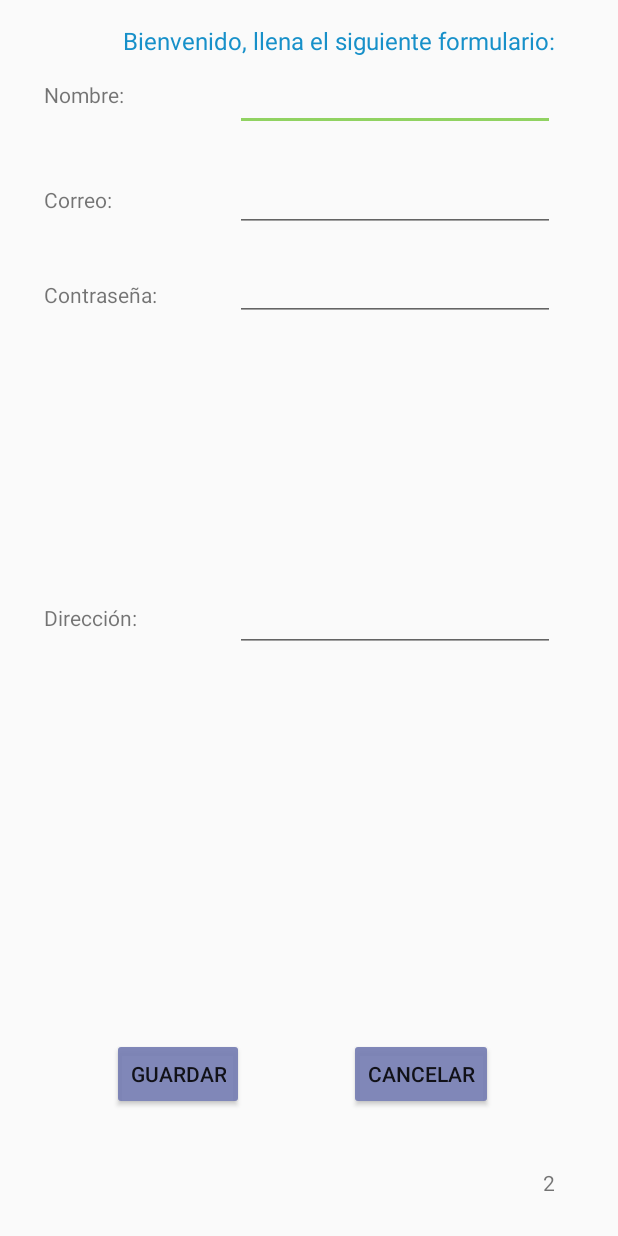
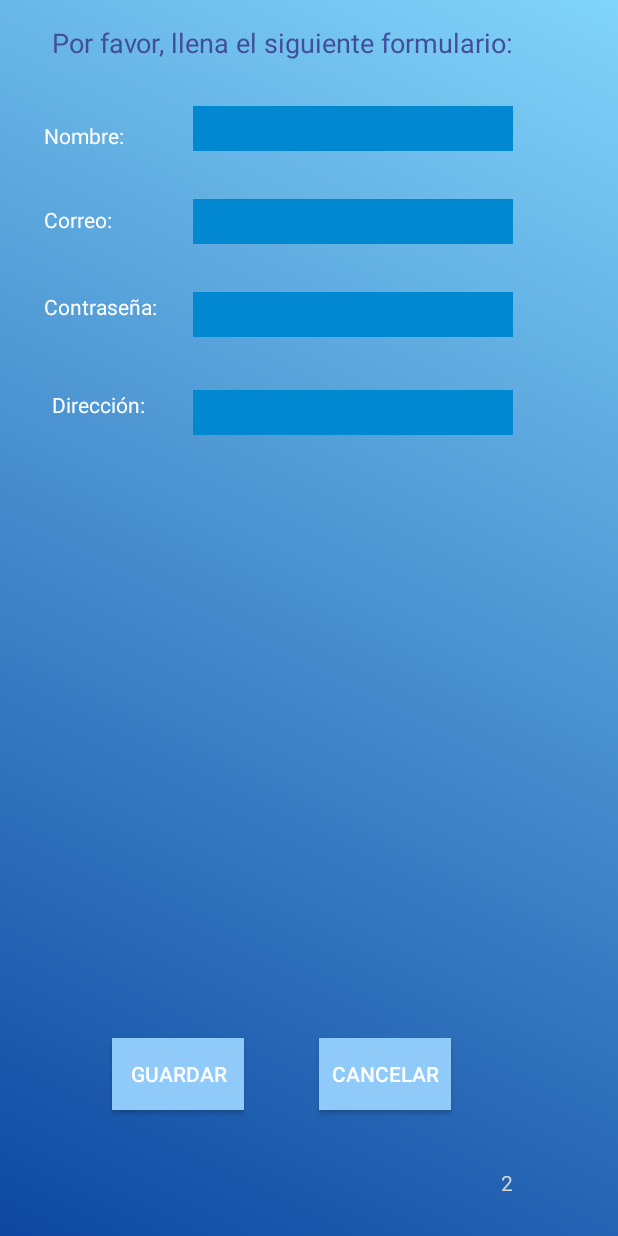
Before and after one commit to lindagtz/EasyCarWash, an Android app: the RegistroCliente screen opened directly, with no data from a screen before it, on a phone screen of 412 x 824 dp. Run offline under Robolectric (Android 15) with nearby library versions, the phone set to English and light mode, and no system bars.

Commit message:
diseño login y registro

```diff
--- a/app/src/main/java/lindagtz/co/easycarwash/Login.java
+++ b/app/src/main/java/lindagtz/co/easycarwash/Login.java
@@ -81,7 +81,7 @@ public class Login extends AppCompatActivity {
 
 
             Toast.makeText(Login.this, "Iniciando sesión...", Toast.LENGTH_LONG).show();
-
+//validacion del correo electronico en login
             if(Patterns.EMAIL_ADDRESS.matcher(emaili).matches()==false){
             inpEmail.setError("Correo inválido");
             email=false;
--- /dev/null
+++ b/app/src/main/res/drawable/login_background.xml
@@ -0,0 +1,11 @@
+<?xml version="1.0" encoding="utf-8"?>
+<shape xmlns:android="http://schemas.android.com/apk/res/android"
+    android:layout_width="match_parent" android:layout_height="match_parent">
+
+
+        <gradient android:startColor="#0D47A1"
+            android:endColor="#81D4FA"
+            android:angle="45"
+
+            />
+</shape>
--- a/app/src/main/res/layout-land/activity_registro_cli.xml
+++ b/app/src/main/res/layout-land/activity_registro_cli.xml
@@ -6,23 +6,18 @@
     android:fillViewport="true"
     android:orientation="vertical" >
 
-<LinearLayout xmlns:android="http://schemas.android.com/apk/res/android"
-    android:orientation="vertical" android:layout_width="match_parent"
-    android:layout_height="match_parent">
+    <RelativeLayout xmlns:android="http://schemas.android.com/apk/res/android"
+        xmlns:tools="http://schemas.android.com/tools"
+        android:id="@+id/activity_registro"
+        android:layout_width="match_parent"
+        android:layout_height="500dp"
+        android:paddingBottom="@dimen/activity_vertical_margin"
+        android:paddingLeft="@dimen/activity_horizontal_margin"
+        android:paddingRight="@dimen/activity_horizontal_margin"
+        android:paddingTop="@dimen/activity_vertical_margin"
+        android:background="@drawable/login_background"
+        tools:context="lindagtz.co.easycarwash.RegistroCliente">
 
-
-
-
-    <EditText
-        android:layout_width="wrap_content"
-        android:layout_height="wrap_content"
-        android:inputType="textPersonName"
-        android:ems="10"
-        android:layout_alignParentTop="true"
-        android:layout_alignParentEnd="true"
-        android:layout_marginEnd="26dp"
-        android:layout_marginTop="26dp"
-        android:id="@+id/edNamec" />
 
         <TextView
             android:text="Nombre:"
@@ -31,7 +26,8 @@
             android:layout_alignTop="@+id/edNamec"
             android:layout_alignParentStart="true"
             android:layout_marginStart="13dp"
-        android:layout_marginTop="11dp"
+            android:textColor="#ffff"
+            android:layout_marginTop="10dp"
             android:id="@+id/textView4" />
 
         <TextView
@@ -39,15 +35,17 @@
             android:layout_width="wrap_content"
             android:layout_height="wrap_content"
             android:layout_below="@+id/edNamec"
+            android:textColor="#ffff"
             android:layout_alignStart="@+id/textView4"
             android:layout_marginTop="36dp"
             android:id="@+id/textView5" />
 
         <EditText
             android:layout_width="wrap_content"
-        android:layout_height="wrap_content"
+            android:layout_height="30dp"
             android:inputType="textEmailAddress"
             android:ems="10"
+            android:background="#0288D1"
             android:id="@+id/edEmailc"
             android:layout_alignBaseline="@+id/textView5"
             android:layout_alignBottom="@+id/textView5"
@@ -58,58 +56,10 @@
             android:layout_width="wrap_content"
             android:layout_height="wrap_content"
             android:layout_below="@+id/edEmailc"
+            android:textColor="#ffff"
             android:layout_alignStart="@+id/textView5"
             android:layout_marginTop="32dp"
             android:id="@+id/textView7" />
-
-    <EditText
-        android:layout_width="wrap_content"
-        android:layout_height="wrap_content"
-        android:inputType="textPassword"
-        android:ems="10"
-        android:layout_below="@+id/edEmailc"
-        android:layout_alignEnd="@+id/edEmailc"
-        android:layout_marginTop="14dp"
-        android:id="@+id/edPasswordc" />
-
-    <TextView
-        android:text="Dirección:"
-        android:layout_width="wrap_content"
-        android:layout_height="wrap_content"
-        android:layout_centerVertical="true"
-        android:layout_alignStart="@+id/textView7"
-        android:id="@+id/textView8" />
-
-    <EditText
-        android:layout_width="wrap_content"
-        android:layout_height="wrap_content"
-        android:inputType="textPersonName"
-        android:ems="10"
-        android:layout_centerVertical="true"
-        android:layout_alignStart="@+id/edPasswordc"
-        android:id="@+id/edDireccionc" />
-
-    <Button
-        android:text="Guardar"
-        android:layout_width="wrap_content"
-        android:layout_height="wrap_content"
-        android:layout_alignParentBottom="true"
-        android:layout_toEndOf="@+id/textView5"
-        android:layout_marginBottom="68dp"
-        android:layout_gravity="bottom"
-        android:id="@+id/regGuardar"
-        android:backgroundTint="@color/colorPrimaryDark" />
-
-    <Button
-        android:text="Cancelar"
-        android:layout_width="wrap_content"
-        android:layout_height="wrap_content"
-        android:layout_alignTop="@+id/regGuardar"
-        android:layout_alignEnd="@+id/edDireccionc"
-        android:layout_marginEnd="41dp"
-        android:layout_gravity="center"
-        android:id="@+id/regCancelar"
-        android:backgroundTint="@color/colorPrimaryDark" />
 
         <TextView
             android:text="2"
@@ -118,17 +68,84 @@
             android:layout_alignParentBottom="true"
             android:layout_alignEnd="@+id/edDireccionc"
             android:layout_marginBottom="10dp"
-        android:id="@+id/txtperm" />
+            android:id="@+id/txtperm"
+            android:textColor="@color/cast_expanded_controller_ad_container_white_stripe_color" />
 
         <TextView
-        android:text="Bienvenido, llena el siguiente formulario:"
+            android:text="Por favor, llena el siguiente formulario:"
             android:layout_width="wrap_content"
             android:layout_height="wrap_content"
             android:id="@+id/textView"
-        android:textSize="16sp"
-        android:textColor="@color/colorPrimary"
+            android:textSize="18sp"
+            android:textColor="@color/start"
             android:layout_alignParentTop="true"
             android:layout_alignEnd="@+id/edNamec" />
 
-</LinearLayout>
+        <EditText
+            android:layout_width="wrap_content"
+            android:layout_height="30dp"
+            android:inputType="textPersonName"
+            android:ems="10"
+            android:background="#0288D1"
+            android:layout_marginTop="30dp"
+            android:id="@+id/edNamec"
+            android:layout_below="@+id/textView"
+            android:layout_toEndOf="@+id/textView7"
+            android:layout_marginStart="24dp" />
+
+        <EditText
+            android:layout_width="wrap_content"
+            android:layout_height="30dp"
+            android:inputType="textPassword"
+            android:ems="10"
+            android:background="#0288D1"
+            android:id="@+id/edPasswordc"
+            android:layout_alignTop="@+id/textView7"
+            android:layout_alignStart="@+id/edEmailc" />
+
+        <TextView
+            android:text="Dirección:"
+            android:layout_width="wrap_content"
+            android:layout_height="wrap_content"
+            android:textColor="#ffff"
+            android:id="@+id/textView8"
+            android:layout_marginTop="35dp"
+            android:layout_below="@+id/edPasswordc"
+            android:layout_alignStart="@+id/textView" />
+
+        <EditText
+            android:layout_width="wrap_content"
+            android:layout_height="30dp"
+            android:inputType="textPersonName"
+            android:ems="10"
+            android:background="#0288D1"
+            android:id="@+id/edDireccionc"
+            android:layout_alignTop="@+id/textView8"
+            android:layout_alignStart="@+id/edPasswordc" />
+
+        <Button
+            android:text="Guardar"
+            android:textColor="#ffff"
+            android:layout_width="wrap_content"
+            android:layout_height="wrap_content"
+            android:id="@+id/regGuardar"
+            android:background="#90CAF9"
+            android:layout_marginTop="58dp"
+            android:layout_below="@+id/edDireccionc"
+            android:layout_alignStart="@+id/textView7" />
+
+        <Button
+            android:text="Cancelar"
+            android:textColor="#ffff"
+            android:layout_width="wrap_content"
+            android:layout_height="wrap_content"
+            android:layout_marginEnd="54dp"
+            android:id="@+id/regCancelar"
+            android:background="#90CAF9"
+            android:layout_alignBaseline="@+id/regGuardar"
+            android:layout_alignBottom="@+id/regGuardar"
+            android:layout_toStartOf="@+id/txtperm" />
+
+    </RelativeLayout>
+
 </ScrollView>
--- a/app/src/main/res/layout/activity_registro_cli.xml
+++ b/app/src/main/res/layout/activity_registro_cli.xml
@@ -8,19 +8,9 @@
     android:paddingLeft="@dimen/activity_horizontal_margin"
     android:paddingRight="@dimen/activity_horizontal_margin"
     android:paddingTop="@dimen/activity_vertical_margin"
+    android:background="@drawable/login_background"
     tools:context="lindagtz.co.easycarwash.RegistroCliente">
 
-
-    <EditText
-        android:layout_width="wrap_content"
-        android:layout_height="wrap_content"
-        android:inputType="textPersonName"
-        android:ems="10"
-        android:layout_alignParentTop="true"
-        android:layout_alignParentEnd="true"
-        android:layout_marginEnd="26dp"
-        android:layout_marginTop="26dp"
-        android:id="@+id/edNamec" />
 
     <TextView
         android:text="Nombre:"
@@ -29,7 +19,8 @@
         android:layout_alignTop="@+id/edNamec"
         android:layout_alignParentStart="true"
         android:layout_marginStart="13dp"
-        android:layout_marginTop="11dp"
+        android:textColor="#ffff"
+        android:layout_marginTop="10dp"
         android:id="@+id/textView4" />
 
     <TextView
@@ -37,15 +28,17 @@
         android:layout_width="wrap_content"
         android:layout_height="wrap_content"
         android:layout_below="@+id/edNamec"
+        android:textColor="#ffff"
         android:layout_alignStart="@+id/textView4"
         android:layout_marginTop="36dp"
         android:id="@+id/textView5" />
 
     <EditText
         android:layout_width="wrap_content"
-        android:layout_height="wrap_content"
+        android:layout_height="30dp"
         android:inputType="textEmailAddress"
         android:ems="10"
+        android:background="#0288D1"
         android:id="@+id/edEmailc"
         android:layout_alignBaseline="@+id/textView5"
         android:layout_alignBottom="@+id/textView5"
@@ -56,56 +49,32 @@
         android:layout_width="wrap_content"
         android:layout_height="wrap_content"
         android:layout_below="@+id/edEmailc"
+        android:textColor="#ffff"
         android:layout_alignStart="@+id/textView5"
         android:layout_marginTop="32dp"
         android:id="@+id/textView7" />
 
-    <EditText
-        android:layout_width="wrap_content"
-        android:layout_height="wrap_content"
-        android:inputType="textPassword"
-        android:ems="10"
-        android:layout_below="@+id/edEmailc"
-        android:layout_alignEnd="@+id/edEmailc"
-        android:layout_marginTop="14dp"
-        android:id="@+id/edPasswordc" />
-
-    <TextView
-        android:text="Dirección:"
-        android:layout_width="wrap_content"
-        android:layout_height="wrap_content"
-        android:layout_centerVertical="true"
-        android:layout_alignStart="@+id/textView7"
-        android:id="@+id/textView8" />
-
-    <EditText
-        android:layout_width="wrap_content"
-        android:layout_height="wrap_content"
-        android:inputType="textPersonName"
-        android:ems="10"
-        android:layout_centerVertical="true"
-        android:layout_alignStart="@+id/edPasswordc"
-        android:id="@+id/edDireccionc" />
-
     <Button
         android:text="Guardar"
+        android:textColor="#ffff"
         android:layout_width="wrap_content"
         android:layout_height="wrap_content"
         android:layout_alignParentBottom="true"
         android:layout_toEndOf="@+id/textView5"
         android:layout_marginBottom="68dp"
         android:id="@+id/regGuardar"
-        android:backgroundTint="@color/colorPrimaryDark" />
+        android:background="#90CAF9"></Button>
 
     <Button
         android:text="Cancelar"
+        android:textColor="#ffff"
         android:layout_width="wrap_content"
         android:layout_height="wrap_content"
         android:layout_alignTop="@+id/regGuardar"
         android:layout_alignEnd="@+id/edDireccionc"
         android:layout_marginEnd="41dp"
         android:id="@+id/regCancelar"
-        android:backgroundTint="@color/colorPrimaryDark" />
+        android:background="#90CAF9"></Button>
 
     <TextView
         android:text="2"
@@ -114,16 +83,59 @@
         android:layout_alignParentBottom="true"
         android:layout_alignEnd="@+id/edDireccionc"
         android:layout_marginBottom="10dp"
-        android:id="@+id/txtperm" />
+        android:id="@+id/txtperm"
+        android:textColor="@color/cast_expanded_controller_ad_container_white_stripe_color" />
 
     <TextView
-        android:text="Bienvenido, llena el siguiente formulario:"
+        android:text="Por favor, llena el siguiente formulario:"
         android:layout_width="wrap_content"
         android:layout_height="wrap_content"
         android:id="@+id/textView"
-        android:textSize="16sp"
-        android:textColor="@color/colorPrimary"
+        android:textSize="18sp"
+        android:textColor="@color/start"
         android:layout_alignParentTop="true"
         android:layout_alignEnd="@+id/edNamec" />
 
+    <EditText
+        android:layout_width="wrap_content"
+        android:layout_height="30dp"
+        android:inputType="textPersonName"
+        android:ems="10"
+        android:background="#0288D1"
+        android:layout_marginTop="30dp"
+        android:id="@+id/edNamec"
+        android:layout_below="@+id/textView"
+        android:layout_toEndOf="@+id/textView7"
+        android:layout_marginStart="24dp" />
+
+    <EditText
+        android:layout_width="wrap_content"
+        android:layout_height="30dp"
+        android:inputType="textPassword"
+        android:ems="10"
+        android:background="#0288D1"
+        android:id="@+id/edPasswordc"
+        android:layout_alignTop="@+id/textView7"
+        android:layout_alignStart="@+id/edEmailc" />
+
+    <TextView
+        android:text="Dirección:"
+        android:layout_width="wrap_content"
+        android:layout_height="wrap_content"
+        android:textColor="#ffff"
+        android:id="@+id/textView8"
+        android:layout_marginTop="35dp"
+        android:layout_below="@+id/edPasswordc"
+        android:layout_alignStart="@+id/textView" />
+
+    <EditText
+        android:layout_width="wrap_content"
+        android:layout_height="30dp"
+        android:inputType="textPersonName"
+        android:ems="10"
+        android:background="#0288D1"
+        android:id="@+id/edDireccionc"
+        android:layout_alignTop="@+id/textView8"
+        android:layout_alignStart="@+id/edPasswordc" />
+
 </RelativeLayout>
--- a/app/src/main/res/layout/nav_header_navi_drawer.xml
+++ b/app/src/main/res/layout/nav_header_navi_drawer.xml
@@ -17,11 +17,12 @@
         android:id="@+id/circle_image"
         android:layout_width="@dimen/perfil_image_size"
         android:layout_height="@dimen/perfil_image_size"
-        android:layout_marginBottom="16dp"
+        android:layout_marginBottom="6dp"
         android:scaleType="centerCrop"
         android:src="@drawable/logo"
         app:border_color="@android:color/white"
-        app:border_width="1dp" />
+        app:border_width="1dp"
+        android:paddingTop="5dp" />
 
     <!-- Nombre de Usuario -->
     <TextView
--- a/app/src/main/res/values/colors.xml
+++ b/app/src/main/res/values/colors.xml
@@ -6,5 +6,10 @@
     <color name="accentColor">#03a9f4</color>
     <color name="colorPrimary">#1790c9</color>
     <color name="colorPrimaryDark">#ee777fb3</color>
-    <color name="colorAccent">#9f51ba06</color>
+    <color name="colorAccent">#a63cf4eb</color>
+    <color name="start">#434e9a</color>
+    <color name="end">#B3E5FC</color>
+
+
+
 </resources>
```
Also changed, not shown: app/src/main/res/drawable/ic_passw_24dp.xml (added, +9 -0 lines), app/src/main/res/drawable/ic_user_24dp.xml (added, +9 -0 lines), app/src/main/res/layout-land/activity_login.xml (+89 -52 lines), app/src/main/res/layout/activity_login.xml (+62 -43 lines). Lines whose indentation alone changed are shown as unchanged.
